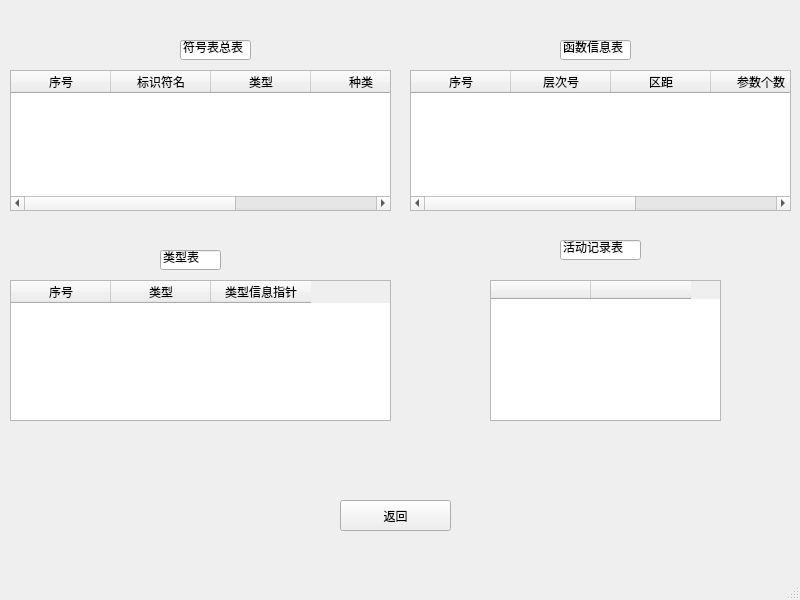
Qt form symtable.ui (lh2080028463/Compiler) before a commit.
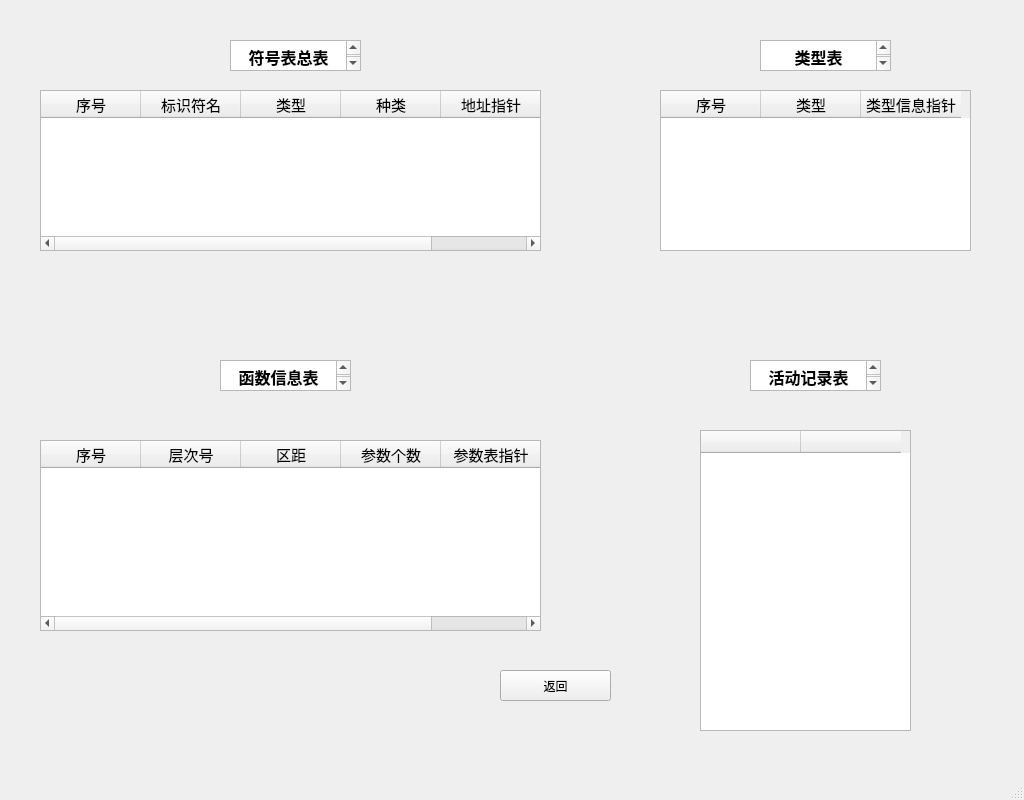
The same form after that commit.

The edit to the form file:
```diff
--- a/symtable.ui
+++ b/symtable.ui
@@ -6,82 +6,53 @@
    <rect>
     <x>0</x>
     <y>0</y>
-    <width>800</width>
-    <height>600</height>
+    <width>1024</width>
+    <height>800</height>
    </rect>
   </property>
   <property name="windowTitle">
    <string>MainWindow</string>
   </property>
   <widget class="QWidget" name="centralwidget">
-   <widget class="QLineEdit" name="lineEdit_3">
-    <property name="geometry">
-     <rect>
-      <x>560</x>
-      <y>40</y>
-      <width>71</width>
-      <height>20</height>
-     </rect>
-    </property>
-    <property name="text">
-     <string>函数信息表</string>
-    </property>
-   </widget>
    <widget class="QTableWidget" name="VALL">
     <property name="geometry">
      <rect>
-      <x>490</x>
-      <y>280</y>
-      <width>231</width>
-      <height>141</height>
+      <x>700</x>
+      <y>430</y>
+      <width>211</width>
+      <height>301</height>
      </rect>
     </property>
+    <property name="font">
+     <font>
+      <pointsize>11</pointsize>
+     </font>
+    </property>
     <column>
      <property name="text">
-      <string> </string>
+      <string/>
      </property>
     </column>
     <column>
      <property name="text">
-      <string> </string>
+      <string/>
      </property>
     </column>
    </widget>
-   <widget class="QLineEdit" name="lineEdit_2">
-    <property name="geometry">
-     <rect>
-      <x>160</x>
-      <y>250</y>
-      <width>61</width>
-      <height>20</height>
-     </rect>
-    </property>
-    <property name="text">
-     <string>类型表</string>
-    </property>
-   </widget>
-   <widget class="QLineEdit" name="lineEdit_4">
-    <property name="geometry">
-     <rect>
-      <x>560</x>
-      <y>240</y>
-      <width>81</width>
-      <height>20</height>
-     </rect>
-    </property>
-    <property name="text">
-     <string>活动记录表</string>
-    </property>
-   </widget>
    <widget class="QTableWidget" name="PFINFL">
     <property name="geometry">
      <rect>
-      <x>410</x>
-      <y>70</y>
-      <width>381</width>
-      <height>141</height>
+      <x>40</x>
+      <y>440</y>
+      <width>501</width>
+      <height>191</height>
      </rect>
     </property>
+    <property name="font">
+     <font>
+      <pointsize>11</pointsize>
+     </font>
+    </property>
     <column>
      <property name="text">
       <string>序号</string>
@@ -111,12 +82,17 @@
    <widget class="QTableWidget" name="TAPEL">
     <property name="geometry">
      <rect>
-      <x>10</x>
-      <y>280</y>
-      <width>381</width>
-      <height>141</height>
+      <x>660</x>
+      <y>90</y>
+      <width>311</width>
+      <height>161</height>
      </rect>
     </property>
+    <property name="font">
+     <font>
+      <pointsize>11</pointsize>
+     </font>
+    </property>
     <column>
      <property name="text">
       <string>序号</string>
@@ -133,28 +109,20 @@
      </property>
     </column>
    </widget>
-   <widget class="QLineEdit" name="lineEdit">
-    <property name="geometry">
-     <rect>
-      <x>180</x>
-      <y>40</y>
-      <width>71</width>
-      <height>20</height>
-     </rect>
-    </property>
-    <property name="text">
-     <string>符号表总表</string>
-    </property>
-   </widget>
    <widget class="QTableWidget" name="SYNBL">
     <property name="geometry">
      <rect>
-      <x>10</x>
-      <y>70</y>
-      <width>381</width>
-      <height>141</height>
+      <x>40</x>
+      <y>90</y>
+      <width>501</width>
+      <height>161</height>
      </rect>
     </property>
+    <property name="font">
+     <font>
+      <pointsize>11</pointsize>
+     </font>
+    </property>
     <column>
      <property name="text">
       <string>序号</string>
@@ -184,8 +152,8 @@
    <widget class="QPushButton" name="quitButton">
     <property name="geometry">
      <rect>
-      <x>340</x>
-      <y>500</y>
+      <x>500</x>
+      <y>670</y>
       <width>111</width>
       <height>31</height>
      </rect>
@@ -194,6 +162,106 @@
      <string>返回</string>
     </property>
    </widget>
+   <widget class="QTextBrowser" name="textBrowser">
+    <property name="geometry">
+     <rect>
+      <x>220</x>
+      <y>360</y>
+      <width>131</width>
+      <height>31</height>
+     </rect>
+    </property>
+    <property name="font">
+     <font>
+      <pointsize>12</pointsize>
+     </font>
+    </property>
+    <property name="html">
+     <string>&lt;!DOCTYPE HTML PUBLIC &quot;-//W3C//DTD HTML 4.0//EN&quot; &quot;http://www.w3.org/TR/REC-html40/strict.dtd&quot;&gt;
+&lt;html&gt;&lt;head&gt;&lt;meta name=&quot;qrichtext&quot; content=&quot;1&quot; /&gt;&lt;meta charset=&quot;utf-8&quot; /&gt;&lt;style type=&quot;text/css&quot;&gt;
+p, li { white-space: pre-wrap; }
+hr { height: 1px; border-width: 0; }
+li.unchecked::marker { content: &quot;\2610&quot;; }
+li.checked::marker { content: &quot;\2612&quot;; }
+&lt;/style&gt;&lt;/head&gt;&lt;body style=&quot; font-family:'Microsoft YaHei UI'; font-size:12pt; font-weight:400; font-style:normal;&quot;&gt;
+&lt;p align=&quot;center&quot; style=&quot; margin-top:0px; margin-bottom:0px; margin-left:0px; margin-right:0px; -qt-block-indent:0; text-indent:0px;&quot;&gt;&lt;span style=&quot; font-weight:700;&quot;&gt;函数信息表&lt;/span&gt;&lt;/p&gt;&lt;/body&gt;&lt;/html&gt;</string>
+    </property>
+   </widget>
+   <widget class="QTextBrowser" name="textBrowser_2">
+    <property name="geometry">
+     <rect>
+      <x>230</x>
+      <y>40</y>
+      <width>131</width>
+      <height>31</height>
+     </rect>
+    </property>
+    <property name="font">
+     <font>
+      <pointsize>12</pointsize>
+     </font>
+    </property>
+    <property name="html">
+     <string>&lt;!DOCTYPE HTML PUBLIC &quot;-//W3C//DTD HTML 4.0//EN&quot; &quot;http://www.w3.org/TR/REC-html40/strict.dtd&quot;&gt;
+&lt;html&gt;&lt;head&gt;&lt;meta name=&quot;qrichtext&quot; content=&quot;1&quot; /&gt;&lt;meta charset=&quot;utf-8&quot; /&gt;&lt;style type=&quot;text/css&quot;&gt;
+p, li { white-space: pre-wrap; }
+hr { height: 1px; border-width: 0; }
+li.unchecked::marker { content: &quot;\2610&quot;; }
+li.checked::marker { content: &quot;\2612&quot;; }
+&lt;/style&gt;&lt;/head&gt;&lt;body style=&quot; font-family:'Microsoft YaHei UI'; font-size:12pt; font-weight:400; font-style:normal;&quot;&gt;
+&lt;p align=&quot;center&quot; style=&quot; margin-top:0px; margin-bottom:0px; margin-left:0px; margin-right:0px; -qt-block-indent:0; text-indent:0px;&quot;&gt;&lt;span style=&quot; font-weight:700;&quot;&gt;符号表总表&lt;/span&gt;&lt;/p&gt;&lt;/body&gt;&lt;/html&gt;</string>
+    </property>
+   </widget>
+   <widget class="QTextBrowser" name="textBrowser_3">
+    <property name="geometry">
+     <rect>
+      <x>760</x>
+      <y>40</y>
+      <width>131</width>
+      <height>31</height>
+     </rect>
+    </property>
+    <property name="font">
+     <font>
+      <pointsize>12</pointsize>
+     </font>
+    </property>
+    <property name="html">
+     <string>&lt;!DOCTYPE HTML PUBLIC &quot;-//W3C//DTD HTML 4.0//EN&quot; &quot;http://www.w3.org/TR/REC-html40/strict.dtd&quot;&gt;
+&lt;html&gt;&lt;head&gt;&lt;meta name=&quot;qrichtext&quot; content=&quot;1&quot; /&gt;&lt;meta charset=&quot;utf-8&quot; /&gt;&lt;style type=&quot;text/css&quot;&gt;
+p, li { white-space: pre-wrap; }
+hr { height: 1px; border-width: 0; }
+li.unchecked::marker { content: &quot;\2610&quot;; }
+li.checked::marker { content: &quot;\2612&quot;; }
+&lt;/style&gt;&lt;/head&gt;&lt;body style=&quot; font-family:'Microsoft YaHei UI'; font-size:12pt; font-weight:400; font-style:normal;&quot;&gt;
+&lt;p align=&quot;center&quot; style=&quot; margin-top:0px; margin-bottom:0px; margin-left:0px; margin-right:0px; -qt-block-indent:0; text-indent:0px;&quot;&gt;&lt;span style=&quot; font-weight:700;&quot;&gt;类型表&lt;/span&gt;&lt;/p&gt;&lt;/body&gt;&lt;/html&gt;</string>
+    </property>
+   </widget>
+   <widget class="QTextBrowser" name="textBrowser_4">
+    <property name="geometry">
+     <rect>
+      <x>750</x>
+      <y>360</y>
+      <width>131</width>
+      <height>31</height>
+     </rect>
+    </property>
+    <property name="font">
+     <font>
+      <pointsize>12</pointsize>
+     </font>
+    </property>
+    <property name="html">
+     <string>&lt;!DOCTYPE HTML PUBLIC &quot;-//W3C//DTD HTML 4.0//EN&quot; &quot;http://www.w3.org/TR/REC-html40/strict.dtd&quot;&gt;
+&lt;html&gt;&lt;head&gt;&lt;meta name=&quot;qrichtext&quot; content=&quot;1&quot; /&gt;&lt;meta charset=&quot;utf-8&quot; /&gt;&lt;style type=&quot;text/css&quot;&gt;
+p, li { white-space: pre-wrap; }
+hr { height: 1px; border-width: 0; }
+li.unchecked::marker { content: &quot;\2610&quot;; }
+li.checked::marker { content: &quot;\2612&quot;; }
+&lt;/style&gt;&lt;/head&gt;&lt;body style=&quot; font-family:'Microsoft YaHei UI'; font-size:12pt; font-weight:400; font-style:normal;&quot;&gt;
+&lt;p align=&quot;center&quot; style=&quot; margin-top:0px; margin-bottom:0px; margin-left:0px; margin-right:0px; -qt-block-indent:0; text-indent:0px;&quot;&gt;&lt;span style=&quot; font-weight:700;&quot;&gt;活动记录表&lt;/span&gt;&lt;/p&gt;&lt;/body&gt;&lt;/html&gt;</string>
+    </property>
+   </widget>
   </widget>
   <widget class="QMenuBar" name="menubar">
    <property name="geometry">
```
Left out of the diff: 2 changed lines with no effect on the pictures.
